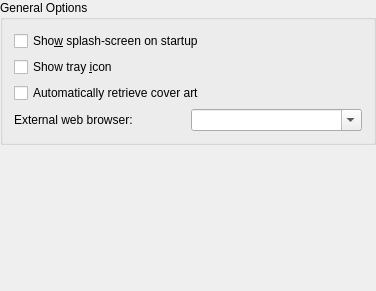
KDE/amarok, file src/configdialog/dialogs/GeneralConfig.ui: the form before one commit.
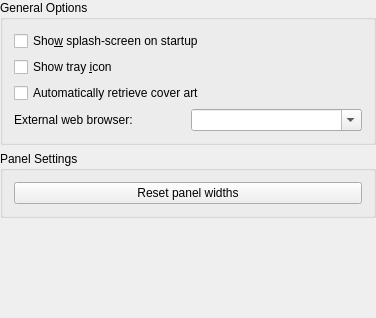
The form after the commit.

Commit message: Adds a button to the config dialog which will reset the widths of the panels.

What changed in the file:
```diff
--- a/src/configdialog/dialogs/GeneralConfig.ui
+++ b/src/configdialog/dialogs/GeneralConfig.ui
@@ -76,6 +76,28 @@
     </widget>
    </item>
    <item row="1" column="0" >
+    <widget class="QGroupBox" name="resizeBox" >
+     <property name="title" >
+      <string>Panel Settings</string>
+     </property>
+     <layout class="QGridLayout" >
+      <item row="0" column="0" >
+        <widget class="QPushButton" name="resetWidths" >
+         <property name="text" >
+          <string>Reset panel widths</string>
+         </property>
+         <property name="toolTip" >
+          <string>Resets the panels to their default widths</string>
+         </property>
+         <property name="whatsThis" >
+          <string>Resets the panels to their defualt widths</string>
+         </property>
+        </widget>
+       </item>
+      </layout>
+    </widget>
+   </item>
+   <item row="2" column="0" >
     <spacer>
      <property name="orientation" >
       <enum>Qt::Vertical</enum>
```
The commit also changes 3 other files.
